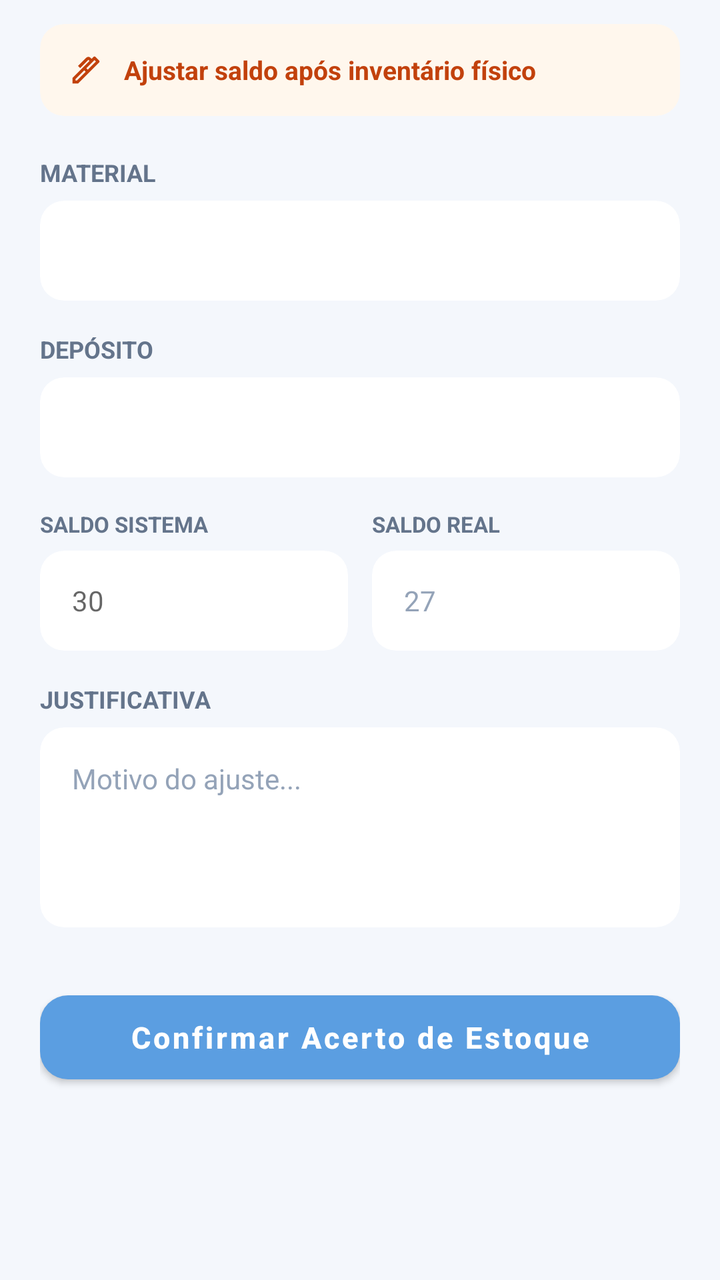
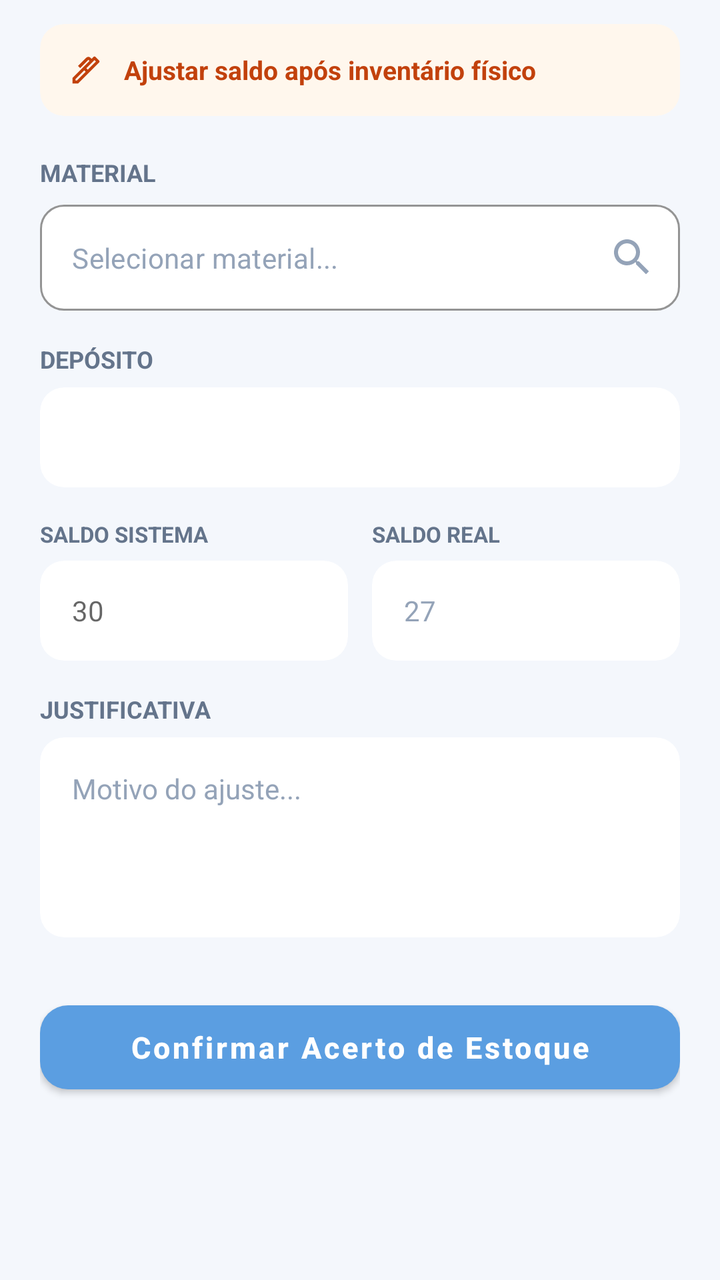

Screens rendered from an Android XML layout before and after an edit, with the pre-edit source and the edit as a unified diff.
<!-- AndroidManifest.xml: application theme Theme.SaneAM -->
<!-- res/layout/fragment_acerto.xml -->
<?xml version="1.0" encoding="utf-8"?>
<androidx.core.widget.NestedScrollView xmlns:android="http://schemas.android.com/apk/res/android"
    xmlns:app="http://schemas.android.com/apk/res-auto"
    android:layout_width="match_parent"
    android:layout_height="match_parent"
    android:fillViewport="true">

    <LinearLayout
        android:layout_width="match_parent"
        android:layout_height="wrap_content"
        android:orientation="vertical"
        android:paddingHorizontal="20dp"
        android:paddingTop="12dp"
        android:paddingBottom="24dp">

        
        <androidx.cardview.widget.CardView
            android:layout_width="match_parent"
            android:layout_height="wrap_content"
            app:cardBackgroundColor="#FFF7ED"
            app:cardCornerRadius="12dp"
            app:cardElevation="0dp">

            <LinearLayout
                android:layout_width="match_parent"
                android:layout_height="wrap_content"
                android:gravity="center_vertical"
                android:orientation="horizontal"
                android:padding="14dp">

                <androidx.appcompat.widget.AppCompatImageView
                    android:layout_width="18dp"
                    android:layout_height="18dp"
                    app:srcCompat="@drawable/ic_edit_pencil"
                    app:tint="@color/badge_amber_line" />

                <TextView
                    android:layout_width="wrap_content"
                    android:layout_height="wrap_content"
                    android:layout_marginStart="10dp"
                    android:text="Ajustar saldo após inventário físico"
                    android:textColor="@color/badge_amber_line"
                    android:textSize="13sp"
                    android:textStyle="bold" />
            </LinearLayout>
        </androidx.cardview.widget.CardView>

        
        <TextView
            android:layout_width="wrap_content"
            android:layout_height="wrap_content"
            android:layout_marginTop="20dp"
            android:text="MATERIAL"
            android:textColor="@color/md_theme_light_outline"
            android:textSize="12sp"
            android:textStyle="bold" />

        <androidx.cardview.widget.CardView
            android:layout_width="match_parent"
            android:layout_height="50dp"
            android:layout_marginTop="6dp"
            app:cardBackgroundColor="@color/md_theme_light_surface"
            app:cardCornerRadius="12dp"
            app:cardElevation="0dp">

            <Spinner
                android:id="@+id/spinnerMaterialAcerto"
                android:layout_width="match_parent"
                android:layout_height="match_parent"
                android:background="@null"
                android:paddingHorizontal="16dp" />
        </androidx.cardview.widget.CardView>

        
        <TextView
            android:layout_width="wrap_content"
            android:layout_height="wrap_content"
            android:layout_marginTop="16dp"
            android:text="DEPÓSITO"
            android:textColor="@color/md_theme_light_outline"
            android:textSize="12sp"
            android:textStyle="bold" />

        <androidx.cardview.widget.CardView
            android:layout_width="match_parent"
            android:layout_height="50dp"
            android:layout_marginTop="6dp"
            app:cardBackgroundColor="@color/md_theme_light_surface"
            app:cardCornerRadius="12dp"
            app:cardElevation="0dp">

            <Spinner
                android:id="@+id/spinnerDepositoAcerto"
                android:layout_width="match_parent"
                android:layout_height="match_parent"
                android:background="@null"
                android:paddingHorizontal="16dp" />
        </androidx.cardview.widget.CardView>

        
        <LinearLayout
            android:layout_width="match_parent"
            android:layout_height="wrap_content"
            android:layout_marginTop="16dp"
            android:orientation="horizontal"
            android:weightSum="2">

            
            <LinearLayout
                android:layout_width="0dp"
                android:layout_height="wrap_content"
                android:layout_marginEnd="6dp"
                android:layout_weight="1"
                android:orientation="vertical">

                <TextView
                    android:layout_width="wrap_content"
                    android:layout_height="wrap_content"
                    android:text="SALDO SISTEMA"
                    android:textColor="@color/md_theme_light_outline"
                    android:textSize="11sp"
                    android:textStyle="bold" />

                <androidx.cardview.widget.CardView
                    android:layout_width="match_parent"
                    android:layout_height="50dp"
                    android:layout_marginTop="6dp"
                    app:cardBackgroundColor="@color/md_theme_light_surface"
                    app:cardCornerRadius="12dp"
                    app:cardElevation="0dp">

                    <EditText
                        android:id="@+id/edtSaldoSistema"
                        android:layout_width="match_parent"
                        android:layout_height="match_parent"
                        android:background="@null"
                        android:enabled="false"
                        android:hint="30"
                        android:inputType="number"
                        android:paddingHorizontal="16dp"
                        android:textColor="@color/md_theme_light_onSurface"
                        android:textSize="14sp" />
                </androidx.cardview.widget.CardView>
            </LinearLayout>

            
            <LinearLayout
                android:layout_width="0dp"
                android:layout_height="wrap_content"
                android:layout_marginStart="6dp"
                android:layout_weight="1"
                android:orientation="vertical">

                <TextView
                    android:layout_width="wrap_content"
                    android:layout_height="wrap_content"
                    android:text="SALDO REAL"
                    android:textColor="@color/md_theme_light_outline"
                    android:textSize="11sp"
                    android:textStyle="bold" />

                <androidx.cardview.widget.CardView
                    android:layout_width="match_parent"
                    android:layout_height="50dp"
                    android:layout_marginTop="6dp"
                    app:cardBackgroundColor="@color/md_theme_light_surface"
                    app:cardCornerRadius="12dp"
                    app:cardElevation="0dp">

                    <EditText
                        android:id="@+id/edtSaldoReal"
                        android:layout_width="match_parent"
                        android:layout_height="match_parent"
                        android:background="@null"
                        android:hint="27"
                        android:inputType="number"
                        android:paddingHorizontal="16dp"
                        android:textColor="@color/md_theme_light_onSurface"
                        android:textColorHint="@color/md_theme_light_hint"
                        android:textSize="14sp" />
                </androidx.cardview.widget.CardView>
            </LinearLayout>

        </LinearLayout>

        
        <TextView
            android:layout_width="wrap_content"
            android:layout_height="wrap_content"
            android:layout_marginTop="16dp"
            android:text="JUSTIFICATIVA"
            android:textColor="@color/md_theme_light_outline"
            android:textSize="12sp"
            android:textStyle="bold" />

        <androidx.cardview.widget.CardView
            android:layout_width="match_parent"
            android:layout_height="100dp"
            android:layout_marginTop="6dp"
            app:cardBackgroundColor="@color/md_theme_light_surface"
            app:cardCornerRadius="12dp"
            app:cardElevation="0dp">

            <EditText
                android:id="@+id/edtJustificativa"
                android:layout_width="match_parent"
                android:layout_height="match_parent"
                android:background="@null"
                android:gravity="top|start"
                android:hint="Motivo do ajuste..."
                android:padding="16dp"
                android:textColor="@color/md_theme_light_onSurface"
                android:textColorHint="@color/md_theme_light_hint"
                android:textSize="14sp" />
        </androidx.cardview.widget.CardView>

        
        <com.google.android.material.button.MaterialButton
            android:id="@+id/btnConfirmarAcerto"
            android:layout_width="match_parent"
            android:layout_height="54dp"
            android:layout_marginTop="28dp"
            android:text="Confirmar Acerto de Estoque"
            android:textAllCaps="false"
            android:textColor="@android:color/white"
            android:textSize="15sp"
            android:textStyle="bold"
            app:backgroundTint="@color/md_theme_light_primary"
            app:cornerRadius="14dp"
            app:elevation="0dp" />

    </LinearLayout>
</androidx.core.widget.NestedScrollView>
<!-- resources referenced by this layout -->
<resources>
  <color name="badge_amber_line">#C2410C</color>
  <color name="md_theme_light_hint">#94A3B8</color>
  <color name="md_theme_light_onSurface">#1E293B</color>
  <color name="md_theme_light_outline">#64748B</color>
  <color name="md_theme_light_primary">#5B9EE1</color>
  <color name="md_theme_light_surface">#FFFFFF</color>
  <!-- drawable ic_edit_pencil (drawable) -->
  <vector xmlns:android="http://schemas.android.com/apk/res/android"
      android:width="24dp"
      android:height="24dp"
      android:viewportWidth="960"
      android:viewportHeight="960">
  
      <path
          android:fillColor="@android:color/white"
          android:pathData="M490,433L527,470L744,253L707,216L490,433ZM200,760L237,760L470,527L433,490L200,723L200,760ZM555,555L405,405L572,238L543,209Q543,209 543,209Q543,209 543,209L324,428L268,372L486,153Q510,129 542.5,129Q575,129 599,153L628,182L678,132Q690,120 706.5,120Q723,120 735,132L828,225Q840,237 840,253.5Q840,270 828,282L555,555ZM270,840L120,840L120,690L405,405L555,555L270,840Z" />
  
  </vector>
  <style name="Theme.SaneAM" parent="Theme.MaterialComponents.DayNight.NoActionBar">
          
          <item name="colorPrimary">@color/md_theme_light_primary</item>
          <item name="colorOnPrimary">@color/md_theme_light_onPrimary</item>
          <item name="colorPrimaryContainer">@color/md_theme_light_primaryContainer</item>
          <item name="colorOnPrimaryContainer">@color/md_theme_light_onPrimaryContainer</item>
  
          
          <item name="android:colorBackground">@color/md_theme_light_background</item>
          <item name="colorOnBackground">@color/md_theme_light_onBackground</item>
          <item name="colorSurface">@color/md_theme_light_surface</item>
          <item name="colorOnSurface">@color/md_theme_light_onSurface</item>
          <item name="colorSurfaceVariant">@color/md_theme_light_surfaceVariant</item>
          <item name="colorOutline">@color/md_theme_light_outline</item>
  
          
          <item name="android:statusBarColor">@color/md_theme_light_background</item>
          <item name="android:windowLightStatusBar">true</item>
      </style>
  <color name="md_theme_light_onPrimary">#FFFFFF</color>
  <color name="md_theme_light_primaryContainer">#5294D7</color>
  <color name="md_theme_light_onPrimaryContainer">#FFFFFF</color>
  <color name="md_theme_light_background">#F4F7FC</color>
  <color name="md_theme_light_onBackground">#0F2851</color>
  <color name="md_theme_light_surfaceVariant">#F1F5F9</color>
</resources>

<!-- the commit's change to res/layout/fragment_acerto.xml (unified diff, before → after) -->
@@ -55,6 +55,46 @@
             android:textSize="12sp"
             android:textStyle="bold" />
 
+        <com.google.android.material.textfield.TextInputLayout
+            android:id="@+id/tilSeletorMaterial"
+            style="@style/Widget.MaterialComponents.TextInputLayout.OutlinedBox"
+            android:layout_width="match_parent"
+            android:layout_height="wrap_content"
+            android:layout_marginTop="8dp"
+            app:boxBackgroundColor="#FFFFFF"
+            app:boxCornerRadiusBottomEnd="12dp"
+            app:boxCornerRadiusBottomStart="12dp"
+            app:boxCornerRadiusTopEnd="12dp"
+            app:boxCornerRadiusTopStart="12dp"
+            app:boxStrokeColor="#E2E8F0"
+            app:endIconDrawable="@drawable/ic_search"
+            app:endIconMode="custom"
+            app:endIconTint="#94A3B8"
+            app:hintEnabled="false">
+
+            <com.google.android.material.textfield.TextInputEditText
+                android:id="@+id/edtMaterial"
+                android:layout_width="match_parent"
+                android:layout_height="wrap_content"
+                android:clickable="true"
+                android:focusable="false"
+                android:hint="Selecionar material..."
+                android:inputType="text"
+                android:textColor="#0F172A"
+                android:textColorHint="#94A3B8"
+                android:textSize="14sp" />
+        </com.google.android.material.textfield.TextInputLayout>
+
+        
+        <TextView
+            android:layout_width="wrap_content"
+            android:layout_height="wrap_content"
+            android:layout_marginTop="16dp"
+            android:text="DEPÓSITO"
+            android:textColor="@color/md_theme_light_outline"
+            android:textSize="12sp"
+            android:textStyle="bold" />
+
         <androidx.cardview.widget.CardView
             android:layout_width="match_parent"
             android:layout_height="50dp"
@@ -64,33 +104,7 @@
             app:cardElevation="0dp">
 
             <Spinner
-                android:id="@+id/spinnerMaterialAcerto"
-                android:layout_width="match_parent"
-                android:layout_height="match_parent"
-                android:background="@null"
-                android:paddingHorizontal="16dp" />
-        </androidx.cardview.widget.CardView>
-
-        
-        <TextView
-            android:layout_width="wrap_content"
-            android:layout_height="wrap_content"
-            android:layout_marginTop="16dp"
-            android:text="DEPÓSITO"
-            android:textColor="@color/md_theme_light_outline"
-            android:textSize="12sp"
-            android:textStyle="bold" />
-
-        <androidx.cardview.widget.CardView
-            android:layout_width="match_parent"
-            android:layout_height="50dp"
-            android:layout_marginTop="6dp"
-            app:cardBackgroundColor="@color/md_theme_light_surface"
-            app:cardCornerRadius="12dp"
-            app:cardElevation="0dp">
-
-            <Spinner
-                android:id="@+id/spinnerDepositoAcerto"
+                android:id="@+id/spinnerDeposito"
                 android:layout_width="match_parent"
                 android:layout_height="match_parent"
                 android:background="@null"
<!-- resource entries referenced after the edit -->
@@ -16,6 +16,18 @@
       <path
           android:fillColor="@android:color/white"
           android:pathData="M490,433L527,470L744,253L707,216L490,433ZM200,760L237,760L470,527L433,490L200,723L200,760ZM555,555L405,405L572,238L543,209Q543,209 543,209Q543,209 543,209L324,428L268,372L486,153Q510,129 542.5,129Q575,129 599,153L628,182L678,132Q690,120 706.5,120Q723,120 735,132L828,225Q840,237 840,253.5Q840,270 828,282L555,555ZM270,840L120,840L120,690L405,405L555,555L270,840Z" />
+  
+  </vector>
+  <!-- drawable ic_search (drawable) -->
+  <vector xmlns:android="http://schemas.android.com/apk/res/android"
+      android:width="24dp"
+      android:height="24dp"
+      android:viewportWidth="24"
+      android:viewportHeight="24">
+  
+      <path
+          android:fillColor="@android:color/white"
+          android:pathData="M15.5,14h-0.79l-0.28,-0.27C15.41,12.59 16,11.11 16,9.5 16,5.91 13.09,3 9.5,3S3,5.91 3,9.5 5.91,16 9.5,16c1.61,0 3.09,-0.59 4.23,-1.57l0.27,0.28v0.79l5,4.99L20.49,19l-4.99,-5zM9.5,14C7.01,14 5,11.99 5,9.5S7.01,5 9.5,5 14,7.01 14,9.5 11.99,14 9.5,14z" />
   
   </vector>
   <style name="Theme.SaneAM" parent="Theme.MaterialComponents.DayNight.NoActionBar">
